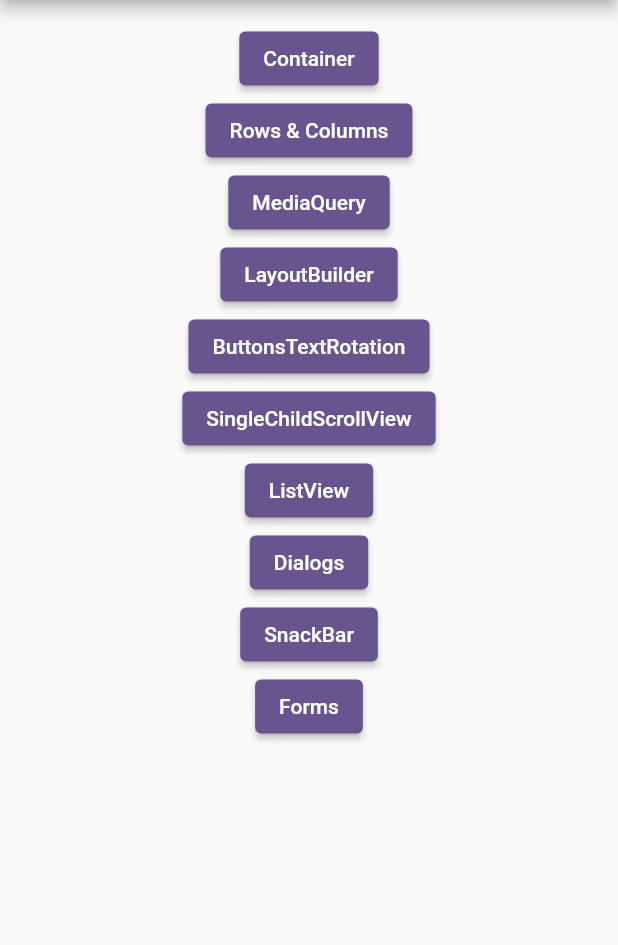
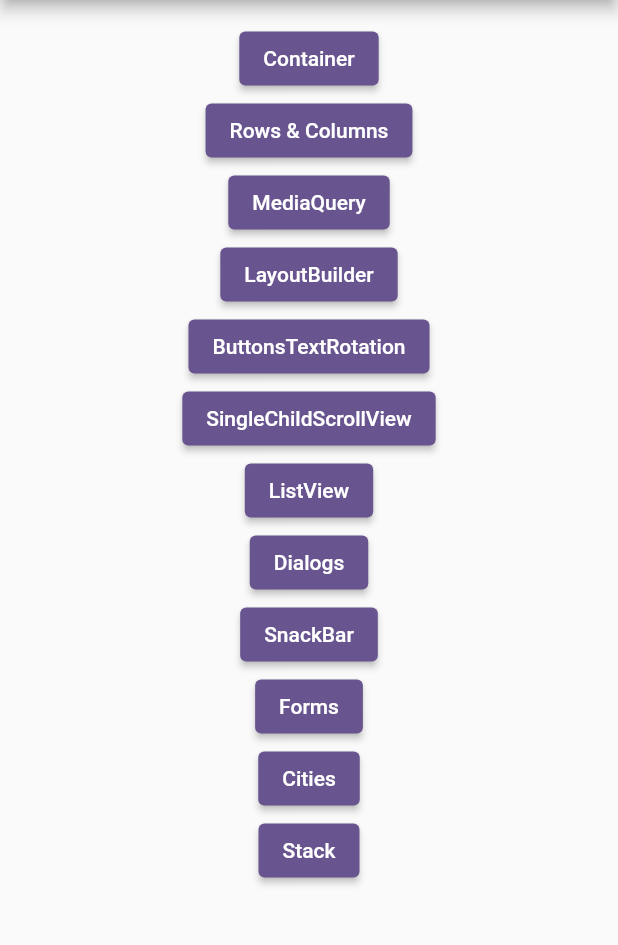
Before and after one commit to celycodes/jornada_flutter, a Flutter app: the screen it shows after launch, on a phone screen of 412 x 824 dp, the part 84-1029 px from its top. Run offline on Flutter 3.47's test engine with Material 2 defaults, Android fonts, the phone set to English and light mode, and no system bars; our stand-ins replace device_preview.

Commit message:
cities and stack

```diff
--- a/flutter_fundamentos/lib/main.dart
+++ b/flutter_fundamentos/lib/main.dart
@@ -3,6 +3,7 @@
 import 'package:flutter/material.dart';
 import 'package:device_preview/device_preview.dart';
 import 'package:flutter_fundamentos/pages/buttons_rotation_text/buttons_rotation_text_page.dart';
+import 'package:flutter_fundamentos/pages/cities/cities_page.dart';
 import 'package:flutter_fundamentos/pages/dialogs/dialogs_page.dart';
 import 'package:flutter_fundamentos/pages/forms/forms_page.dart';
 import 'package:flutter_fundamentos/pages/scrolls/list_view_page.dart';
@@ -13,6 +14,7 @@ import 'pages/layout_builder/layout_builder_page.dart';
 import 'pages/media_query/media_query_page.dart';
 import 'pages/rows_columns/row_column_page.dart';
 import 'pages/scrolls/single_child_scroll_view_page.dart';
+import 'pages/stack/stack_page.dart';
 import 'routes/app_routes.dart';
 
 void main() {
@@ -51,6 +53,8 @@ class MyApp extends StatelessWidget {
         AppRoutes.dialogs: (_) => const DialogsPage(),
         AppRoutes.snackbar: (_) => const SnackbarPage(),
         AppRoutes.forms: (_) => const FormsPage(),
+        AppRoutes.cities: (_) => const CitiesPage(),
+        AppRoutes.stack: (_) => const StackPage(),
       },
     );
   }
--- a/flutter_fundamentos/lib/pages/home/home_page.dart
+++ b/flutter_fundamentos/lib/pages/home/home_page.dart
@@ -12,6 +12,8 @@ enum PopupMenuPages {
   dialogs,
   snackbar,
   forms,
+  cities,
+  stack,
 }
 
 class HomePage extends StatelessWidget {
@@ -78,6 +80,16 @@ class HomePage extends StatelessWidget {
                   AppRoutes.forms,
                 );
                 break;
+              case PopupMenuPages.cities:
+                Navigator.of(context).pushNamed(
+                  AppRoutes.cities,
+                );
+                break;
+              case PopupMenuPages.stack:
+                Navigator.of(context).pushNamed(
+                  AppRoutes.stack,
+                );
+                break;
             }
           }, itemBuilder: (BuildContext context) {
             return <PopupMenuItem<PopupMenuPages>>[
@@ -120,6 +132,14 @@ class HomePage extends StatelessWidget {
               const PopupMenuItem<PopupMenuPages>(
                 value: PopupMenuPages.forms,
                 child: Text('Forms'),
+              ),
+              const PopupMenuItem<PopupMenuPages>(
+                value: PopupMenuPages.cities,
+                child: Text('Cities'),
+              ),
+              const PopupMenuItem<PopupMenuPages>(
+                value: PopupMenuPages.stack,
+                child: Text('Stack'),
               ),
             ];
           }),
@@ -211,6 +231,22 @@ class HomePage extends StatelessWidget {
               },
               child: const Text('Forms'),
             ),
+            ElevatedButton(
+              onPressed: () {
+                Navigator.of(context).pushNamed(
+                  AppRoutes.cities,
+                );
+              },
+              child: const Text('Cities'),
+            ),
+            ElevatedButton(
+              onPressed: () {
+                Navigator.of(context).pushNamed(
+                  AppRoutes.stack,
+                );
+              },
+              child: const Text('Stack'),
+            ),
           ],
         ),
       ),
--- a/flutter_fundamentos/lib/routes/app_routes.dart
+++ b/flutter_fundamentos/lib/routes/app_routes.dart
@@ -10,4 +10,6 @@ class AppRoutes {
   static const dialogs = '/dialogs';
   static const snackbar = '/snackbar';
   static const forms = '/forms';
+  static const cities = '/cities';
+  static const stack = '/stack';
 }
--- a/flutter_fundamentos/pubspec.yaml
+++ b/flutter_fundamentos/pubspec.yaml
@@ -60,8 +60,8 @@ flutter:
   uses-material-design: true
 
   # To add assets to your application, add an assets section, like this:
-  # assets:
-  #   - images/a_dot_burr.jpeg
+  assets:
+    - assets/cities.json
   #   - images/a_dot_ham.jpeg
 
   # An image asset can refer to one or more resolution-specific "variants", see
```
Also changed, not shown: flutter_fundamentos/assets/cities.json (added, +34 -0 lines), flutter_fundamentos/lib/pages/cities/cities_page.dart (added, +49 -0 lines), flutter_fundamentos/lib/pages/cities/model/city.dart (added, +27 -0 lines), flutter_fundamentos/lib/pages/stack/stack_page.dart (added, +14 -0 lines).
